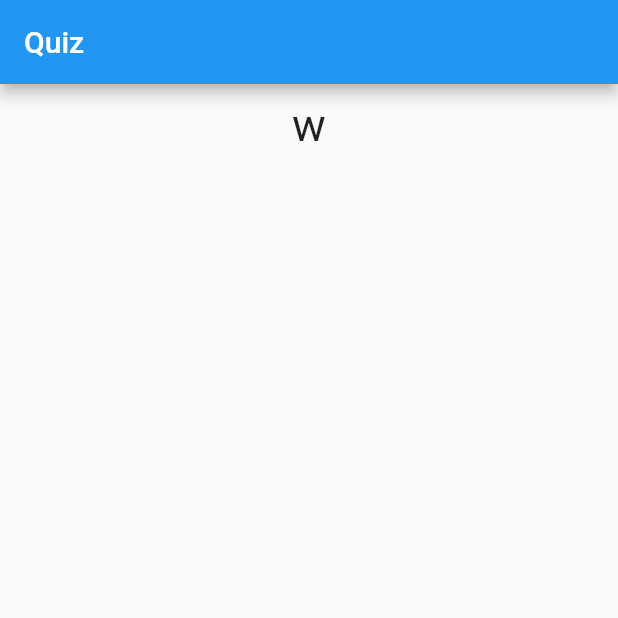
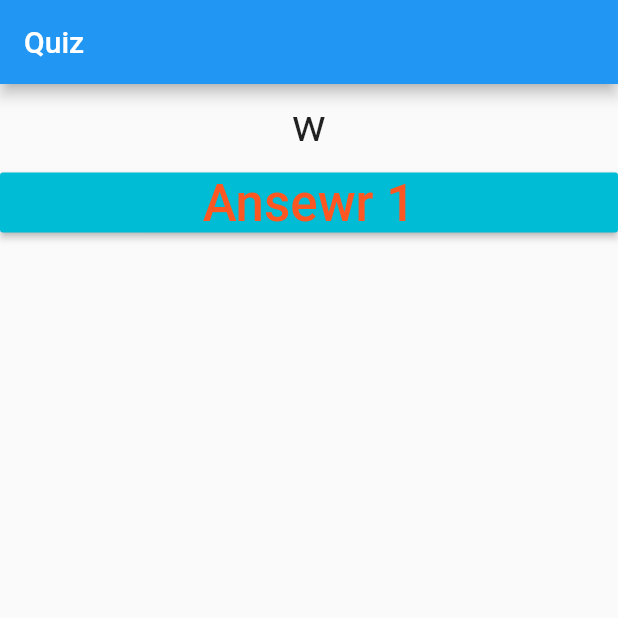
Before and after one commit to HowkMii/flearn, a Flutter app: the screen it shows after launch, on a phone screen of 412 x 824 dp, the top half of it. Run offline on Flutter 3.47's test engine with Material 2 defaults, Android fonts, the phone set to English and light mode, and no system bars.

Commit message:
ansewr object

```diff
--- a/lib/answer.dart
+++ b/lib/answer.dart
@@ -3,6 +3,7 @@ class Ansewr extends StatelessWidget {
   @override
   Widget build(BuildContext context) {
     return Container(
+      width: double.infinity,
       child:  RaisedButton(
               color: Colors.cyan,
               textColor: Colors.deepOrange,
--- a/lib/main.dart
+++ b/lib/main.dart
@@ -1,3 +1,4 @@
+import 'package:flearn/answer.dart';
 import 'package:flutter/material.dart';
 import 'question.dart';
 
@@ -32,7 +33,7 @@ class _MyAppState extends State<MyApp> {
             Question(
               _question[3]
             ),
-
+            Ansewr(),
           ],
         ),
 
--- a/lib/question.dart
+++ b/lib/question.dart
@@ -5,7 +5,7 @@ class Question extends StatelessWidget {
   @override
   Widget build(BuildContext context) {
     return Container(
-        width: double.infinity,
+
         margin: EdgeInsets.all(10.0),
         child: Text(questionText[0], style: TextStyle(fontSize:30 ),textAlign: TextAlign.center,)
 
```
